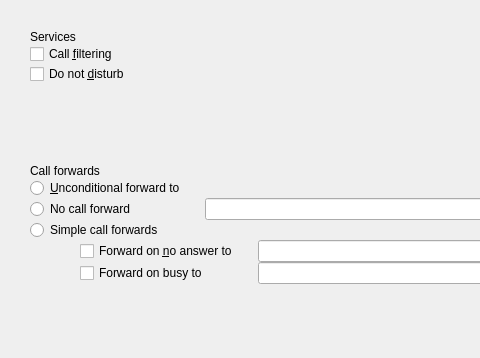
Before: the Qt Designer form xivoclient/src/xlets/services/services_widget.ui in wazo-platform/wazo-client-qt, drawn with Qt 5; both pictures show x 0 to 480 and y 0 to 358 of the 729 by 784 pixel window.
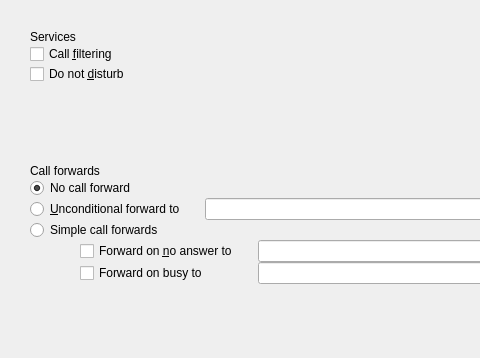
After: the same form once the commit is applied. Icons and pictures are not drawn.

Commit message: rename ui objects

Diff of the .ui file:
```diff
--- a/xivoclient/src/xlets/services/services_widget.ui
+++ b/xivoclient/src/xlets/services/services_widget.ui
@@ -109,36 +109,6 @@
    </item>
    <item>
     <layout class="QGridLayout" name="gridLayout">
-     <item row="0" column="0">
-      <widget class="QRadioButton" name="unconditional_fwd_radiobutton">
-       <property name="text">
-        <string>&amp;Unconditional forward to</string>
-       </property>
-       <property name="qss_tags" stdset="0">
-        <stringlist notr="true">
-         <string>xlet_list</string>
-        </stringlist>
-       </property>
-      </widget>
-     </item>
-     <item row="2" column="0">
-      <widget class="QRadioButton" name="no_fwd_radiobutton">
-       <property name="minimumSize">
-        <size>
-         <width>0</width>
-         <height>0</height>
-        </size>
-       </property>
-       <property name="text">
-        <string>No call forward</string>
-       </property>
-       <property name="qss_tags" stdset="0">
-        <stringlist notr="true">
-         <string>xlet_list</string>
-        </stringlist>
-       </property>
-      </widget>
-     </item>
      <item row="2" column="1">
       <spacer name="horizontalSpacer_5">
        <property name="orientation">
@@ -215,6 +185,39 @@
        </layout>
       </widget>
      </item>
+     <item row="2" column="0">
+      <widget class="QRadioButton" name="fwdunc_radiobutton">
+       <property name="text">
+        <string>&amp;Unconditional forward to</string>
+       </property>
+       <property name="qss_tags" stdset="0">
+        <stringlist notr="true">
+         <string>xlet_list</string>
+        </stringlist>
+       </property>
+      </widget>
+     </item>
+     <item row="1" column="0">
+      <widget class="QRadioButton" name="nofwd_radiobutton">
+       <property name="minimumSize">
+        <size>
+         <width>0</width>
+         <height>0</height>
+        </size>
+       </property>
+       <property name="text">
+        <string>No call forward</string>
+       </property>
+       <property name="checked">
+        <bool>true</bool>
+       </property>
+       <property name="qss_tags" stdset="0">
+        <stringlist notr="true">
+         <string>xlet_list</string>
+        </stringlist>
+       </property>
+      </widget>
+     </item>
     </layout>
    </item>
    <item>
```
Left out of the diff: 34 changed lines with no effect on the pictures. The commit also changes 1 other file.
